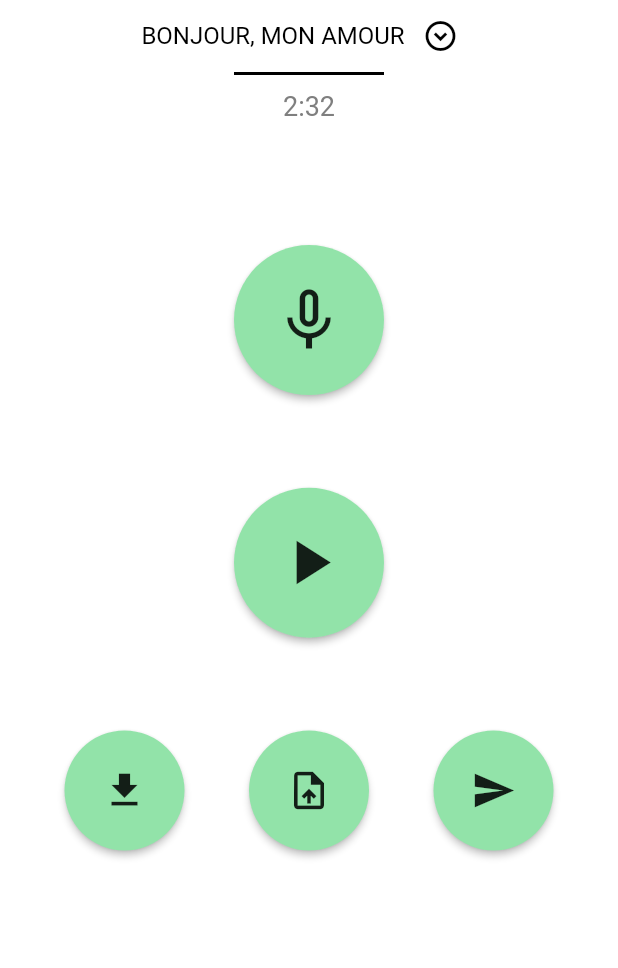
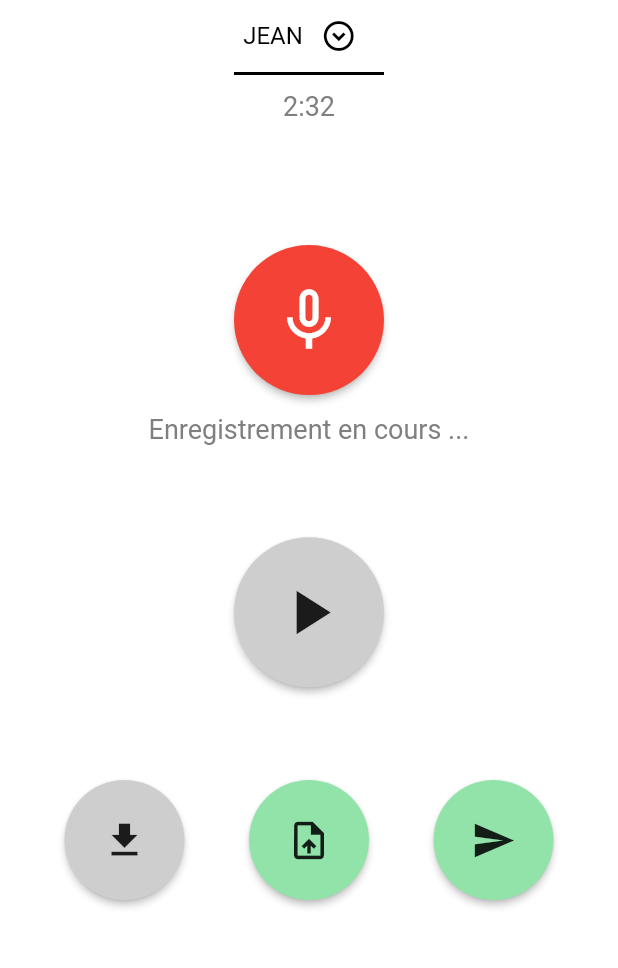
Before and after one commit to scurila/artivity-front, a Flutter app: the screen it shows after launch, after a tap on the "mic none" icon, on a phone screen of 412 x 824 dp, the part 129-1097 px from its top. Run offline on Flutter 3.47's test engine with Material 2 defaults, Android fonts, the phone set to English and light mode, and no system bars; our stand-ins replace file_picker, flutter_svg, fluttertoast, gallery_saver, image_picker, just_audio and 1 more; missing offline and left inert: image_painter, record; statements that could not run were skipped; project files that could hold a hidden picture were left out.

Commit message:
Defi AUDIO

```diff
--- a/lib/main.dart
+++ b/lib/main.dart
@@ -1,12 +1,4 @@
-import 'package:artivity_front/screens/accueil/Accueil.dart';
-import 'package:artivity_front/screens/creation/creation.dart';
 import 'package:artivity_front/screens/defiAudio/DefiAudio.dart';
-import 'package:artivity_front/screens/defiDessin/DefiDessin.dart';
-import 'package:artivity_front/screens/defiPhoto/DefiPhoto.dart';
-import 'package:artivity_front/screens/defiVideo/DefiVideo.dart';
-import 'package:artivity_front/screens/inscription/Inscription.dart';
-import 'package:artivity_front/screens/ouverture/Ouverture.dart';
-import 'package:artivity_front/screens/presentation_defi/PresentationDefi.dart';
 import 'package:artivity_front/screens/widgets/BackExitProtection.dart';
 import 'package:artivity_front/theme/style.dart';
 import 'package:flutter/material.dart';
@@ -35,7 +27,7 @@ class MyApp extends StatelessWidget {
       debugShowCheckedModeBanner: false,
       title: 'Artivity',
       theme: Styles.baseTheme,
-      home: const BackExitProtection(child: DefiAudio(title: "Bonjour, mon amour", description: "Je t'aimerai plus que quiconque t'a déjà aimé. Je serai là, jour et nuit, je serai là, à tes côtés, car il y a une bonne raison pour laquelle les astronomes passent leur nuit à observer les étoiles. Et cette raison, je la comprends quand je te regarde. On m'a dit un jour que l'amour me frappereait à la figure comme la batte du joueur de baseball frappe la balle pour l'envoyer hors de cette Terre. Au moment où je t'ai vu, j'ai senti un bleu sur mon visage, un oeil au beurre noir annonciateur de bonheur. Un présage douloureux et délicieux, qui a projeté mon âme en dehors des limites du terrain du connu. Je plonge dans un inconnu terrifiant et envoûtant à chaque fois que je plonge dans ton regard. Cet océan de rêve, j'aimerais ne jamais en sortir.",)),
+      home: const BackExitProtection(child: DefiAudio(title: 'Jean', description: 'Défi spécial de Jean')),
     );
   }
 }
--- a/lib/screens/defiAudio/DefiAudio.dart
+++ b/lib/screens/defiAudio/DefiAudio.dart
@@ -1,13 +1,21 @@
+import 'dart:io';
+
 import 'package:artivity_front/screens/widgets/Popup.dart';
 import 'package:artivity_front/screens/widgets/ReusableRoundButton.dart';
+import 'package:artivity_front/services/AudioPlayerService.dart';
 import 'package:artivity_front/theme/constants.dart';
+import 'package:file_picker/file_picker.dart';
 import 'package:flutter/cupertino.dart';
 import 'package:flutter/material.dart';
+import 'package:fluttertoast/fluttertoast.dart';
+import 'package:gallery_saver/gallery_saver.dart';
+import 'package:path_provider/path_provider.dart';
+import 'package:record/record.dart';
 
 import '../../theme/style.dart';
 import '../widgets/Headbar.dart';
 
-class DefiAudio extends StatelessWidget {
+class DefiAudio extends StatefulWidget {
   const DefiAudio({
     Key? key,
     required this.title,
@@ -15,6 +23,17 @@ class DefiAudio extends StatelessWidget {
   }) : super(key: key);
   final String title;
   final String description;
+
+  @override
+  State<DefiAudio> createState() => _DefiAudioState();
+}
+
+class _DefiAudioState extends State<DefiAudio> {
+  bool recording = false;
+  bool hasARecording = false;
+  final record = Record();
+  String currentRecordingPath = "";
+  bool playing = false;
 
   @override
   Widget build(BuildContext context) {
@@ -30,11 +49,11 @@ class DefiAudio extends StatelessWidget {
                     crossAxisAlignment: CrossAxisAlignment.center,
                     mainAxisAlignment: MainAxisAlignment.center,
                     children: [
-                      Text(title.toUpperCase(), textAlign: TextAlign.center,style: Styles.challengeTitle),
+                      Text(widget.title.toUpperCase(), textAlign: TextAlign.center,style: Styles.challengeTitle),
                       IconButton(onPressed: (){
                         showDialog(
                           context: context,
-                          builder: (BuildContext context) => Popup(title: title, description: description,),
+                          builder: (BuildContext context) => Popup(title: widget.title, description: widget.description,),
                         ); },
                           icon: const Icon(Icons.expand_circle_down_outlined, color: Colors.black)),
 
@@ -47,17 +66,90 @@ class DefiAudio extends StatelessWidget {
 
                 Text(timer, style: Styles.TimerText, textAlign: TextAlign.center),// todo timer !!
                 SizedBox(height: MediaQuery.of(context).size.height*0.1),
-                ReusableRoundButton(size: 100, image: Icon(Icons.mic_none, size: 50), onPressed: (){}, color: Styles.accentColor, border: Styles.noBorder),
+                AnimatedContainer(
+                  duration: Duration(milliseconds: 500),
+                  child: ReusableRoundButton(size: 100, image: Icon(Icons.mic_none, size: 50, color: (recording? Colors.white : Colors.black),), onPressed: () async {
+                      // record
+                    setState(() {
+                      recording = !recording;
+                    });
+                    if (!recording) {
+                      hasARecording = true;
+                      await record.stop();
+                    }
+                    else {
+                      // start recording
+                      bool result = await record.hasPermission();
+                      final directory = (await getApplicationDocumentsDirectory()).path;
+                      await Directory('$directory/sample').create(recursive: true);
+                      final fullPath =
+                          '$directory/sample/${DateTime.now().millisecondsSinceEpoch}.m4a';
+                      currentRecordingPath = fullPath;
+
+                      await record.start(
+                        path: fullPath,
+                        encoder: AudioEncoder.AAC,
+                        bitRate: 128000,
+                        samplingRate: 44100,
+                      );
+                    }
+                  }, color: (recording? Colors.red : Styles.accentColor), border: Styles.noBorder),
+                ),
+                Container(child: Text((recording? "Enregistrement en cours ..." : (hasARecording? "Enregistrement prêt.\nRelancer un enregistrement écrasera le précédent !" : "")), style: Styles.TimerText, textAlign: TextAlign.center), margin: EdgeInsets.only(top: 12),),
                 SizedBox(height: MediaQuery.of(context).size.height*0.075),
-                ReusableRoundButton(size: 100, image: Icon(Icons.play_arrow, size: 50), onPressed: (){}, color: Styles.accentColor, border: Styles.noBorder),
+                ReusableRoundButton(size: 100, image: Icon((playing? Icons.multitrack_audio_rounded : Icons.play_arrow), size: 50), onPressed: (){
+                  if (hasARecording && !playing) {
+                    AudioPlayerService aps = AudioPlayerService();
+                    final duration = aps.setPath(filePath: currentRecordingPath);
+                    duration.then((value) {
+                      Future.delayed(value!, () {
+                        setState(() {
+                          playing = false;
+                        });
+                      });
+                    });
+
+
+                    aps.play();
+                    setState(() {
+                      playing = true;
+                    });
+                  }
+                }, color: (hasARecording? (playing? Colors.green : Styles.accentColor) : Styles.greyedOutColor), border: Styles.noBorder),
                 SizedBox(height: MediaQuery.of(context).size.height*0.075),
 
                 Row(
                   crossAxisAlignment: CrossAxisAlignment.center,
                   mainAxisAlignment: MainAxisAlignment.spaceEvenly,
                   children: [
-                    ReusableRoundButton(size: 80, image: Icon(Icons.download, size: 30), onPressed: (){}, color: Styles.accentColor, border: Styles.noBorder),
-                    ReusableRoundButton(size: 80, image: Icon(Icons.upload_file, size: 30), onPressed: (){}, color: Styles.accentColor, border: Styles.noBorder),
+                    ReusableRoundButton(size: 80, image: Icon(Icons.download, size: 30), onPressed: (){
+                      if (hasARecording) {
+                        Fluttertoast.showToast(
+                          msg: "Création enregistrée sur l'appareil !",
+                          toastLength: Toast.LENGTH_SHORT,
+                          gravity: ToastGravity.CENTER,
+                          backgroundColor: Styles.accentColor,
+                          textColor: Colors.black,
+                        );
+                      }
+                    }, color: (hasARecording? Styles.accentColor : Styles.greyedOutColor), border: Styles.noBorder),
+                    ReusableRoundButton(size: 80, image: Icon(Icons.upload_file, size: 30), onPressed: () async {
+                      FilePickerResult? result = await FilePicker.platform.pickFiles(type: FileType.audio );
+                      if (result != null) {
+                        File file = File(result.files.single.path!);
+
+                        setState(() {
+                          currentRecordingPath = result.files.single.path!;
+                          hasARecording = true;
+                        });
+
+
+                        // todo : update state
+                      } else {
+                        // rien, l'utilisateur a annulé
+                      }
+
+                    }, color: Styles.accentColor, border: Styles.noBorder),
                     ReusableRoundButton(size: 80, image: Icon(Icons.send, size: 30), onPressed: (){}, color: Styles.accentColor, border: Styles.noBorder),
                   ],
                 ),
--- a/pubspec.yaml
+++ b/pubspec.yaml
@@ -42,6 +42,9 @@ dependencies:
   open_file: ^3.2.1
   gallery_saver: ^2.3.2
   fluttertoast: ^8.0.9
+  record: ^3.0.4
+  just_audio: ^0.9.20
+  file_picker: ^4.5.1
 
 dev_dependencies:
   flutter_test:
```
Also changed, not shown: lib/screens/defiDessin/DefiDessin.dart (+1 -6 lines), lib/services/AudioPlayerService.dart (added, +24 -0 lines), 1 other file.
